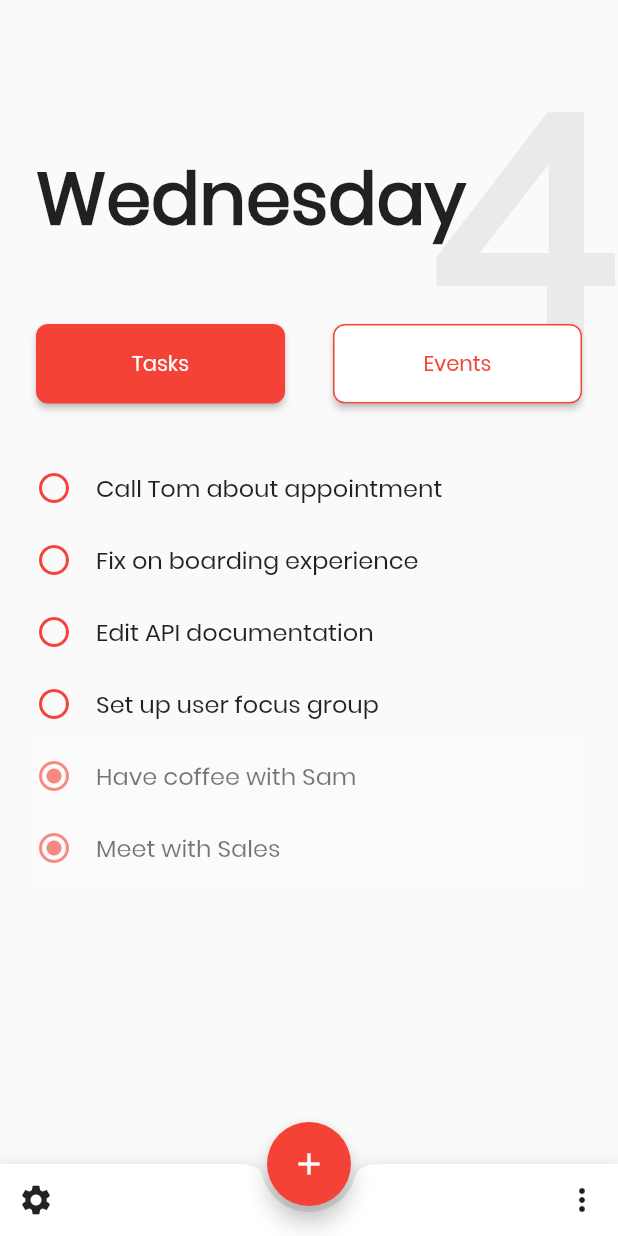
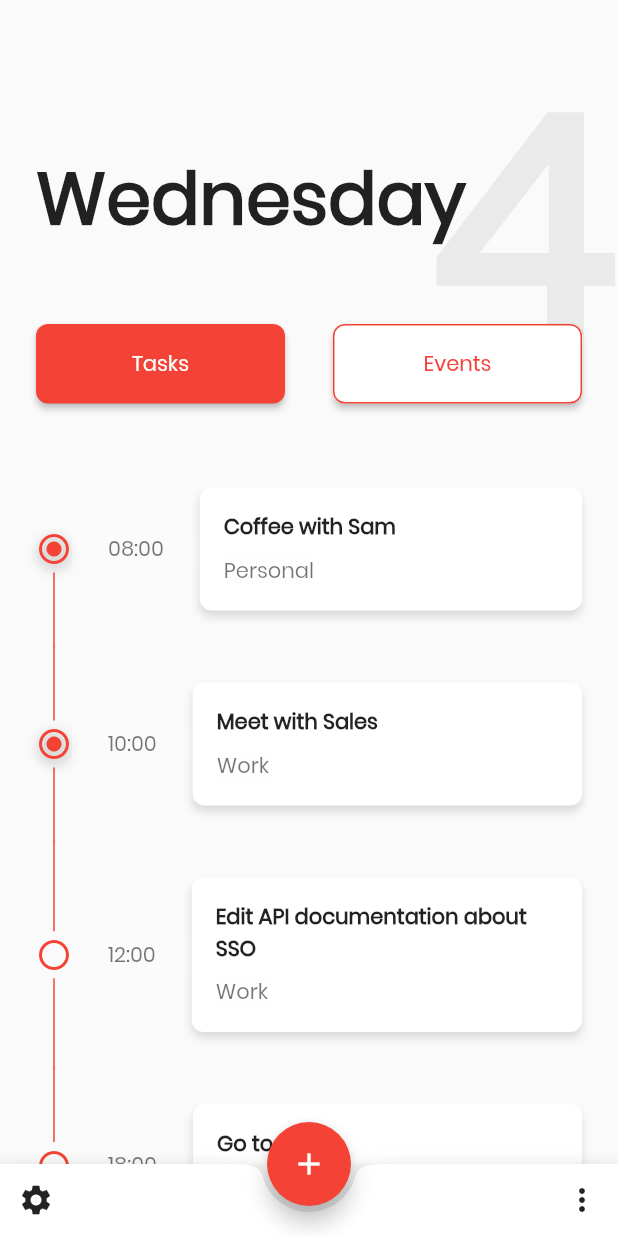
Before and after one commit to sidsbrmnn/todo_app, a Flutter app: the screen it shows after launch, on a phone screen of 412 x 824 dp. Run offline on Flutter 3.47's test engine with Material 2 defaults, Android fonts, the phone set to English and light mode, and no system bars.

Commit message:
Created events page layout #6

```diff
--- a/lib/main.dart
+++ b/lib/main.dart
@@ -1,4 +1,5 @@
 import 'package:flutter/material.dart';
+import 'package:todo_app/pages/events_page.dart';
 import 'package:todo_app/pages/tasks_page.dart';
 
 void main() => runApp(MyApp());
@@ -89,7 +90,7 @@ class _MyHomePageState extends State<MyHomePage> {
           child: _renderButtons(),
         ),
         Expanded(
-          child: TasksPage(),
+          child: EventsPage(),
         )
       ],
     );
--- /dev/null
+++ b/lib/pages/events_page.dart
@@ -0,0 +1,203 @@
+import 'package:flutter/material.dart';
+
+class Event {
+  final String time;
+  final String task;
+  final String category;
+  final bool isComplete;
+
+  Event({this.category, this.time, this.task, this.isComplete});
+}
+
+final List<Event> _eventList = [
+  new Event(
+    time: '08:00',
+    task: 'Coffee with Sam',
+    category: 'Personal',
+    isComplete: true,
+  ),
+  new Event(
+    time: '10:00',
+    task: 'Meet with Sales',
+    category: 'Work',
+    isComplete: true,
+  ),
+  new Event(
+    time: '12:00',
+    task: 'Edit API documentation about SSO',
+    category: 'Work',
+    isComplete: false,
+  ),
+  new Event(
+    time: '18:00',
+    task: 'Go to Gym',
+    category: 'Personal',
+    isComplete: false,
+  ),
+];
+
+class EventsPage extends StatefulWidget {
+  @override
+  _EventsPageState createState() => _EventsPageState();
+}
+
+class _EventsPageState extends State<EventsPage> {
+  @override
+  Widget build(BuildContext context) {
+    double iconSize = 24;
+
+    return ListView.builder(
+      padding: const EdgeInsets.symmetric(horizontal: 24.0, vertical: 8.0),
+      itemCount: _eventList.length,
+      itemBuilder: (BuildContext context, int index) {
+        return Padding(
+          padding: const EdgeInsets.symmetric(vertical: 12.0),
+          child: Row(
+            children: <Widget>[
+              Container(
+                decoration: IconDecoration(
+                  iconSize: iconSize,
+                  lineWidth: 1,
+                  isFirst: index == 0 ?? true,
+                  isLast: index == _eventList.length - 1 ?? true,
+                ),
+                child: Container(
+                  decoration: _eventList[index].isComplete
+                      ? BoxDecoration(
+                          borderRadius: BorderRadius.all(Radius.circular(50)),
+                          boxShadow: [
+                            BoxShadow(
+                              offset: Offset(0, 3),
+                              color: Color(0x20000000),
+                              blurRadius: 5,
+                            )
+                          ],
+                        )
+                      : null,
+                  child: Icon(
+                    _eventList[index].isComplete
+                        ? Icons.radio_button_checked
+                        : Icons.radio_button_unchecked,
+                    size: iconSize,
+                    color: Theme.of(context).accentColor,
+                  ),
+                ),
+              ),
+              Container(
+                foregroundDecoration: BoxDecoration(color: Color(0x60FDFDFD)),
+                child: Padding(
+                  padding: const EdgeInsets.symmetric(horizontal: 24.0),
+                  child: Text(_eventList[index].time),
+                ),
+              ),
+              Expanded(
+                child: Padding(
+                  padding: const EdgeInsets.symmetric(vertical: 12.0),
+                  child: Container(
+                    padding: const EdgeInsets.all(16.0),
+                    decoration: BoxDecoration(
+                      color: Colors.white,
+                      borderRadius: BorderRadius.all(Radius.circular(8)),
+                      boxShadow: [
+                        BoxShadow(
+                          color: Color(0x20000000),
+                          blurRadius: 4,
+                          offset: Offset(0, 4),
+                        )
+                      ],
+                    ),
+                    child: Column(
+                      crossAxisAlignment: CrossAxisAlignment.start,
+                      children: <Widget>[
+                        Text(
+                          _eventList[index].task,
+                          style: TextStyle(
+                            fontWeight: FontWeight.bold,
+                          ),
+                        ),
+                        SizedBox(
+                          height: 8,
+                        ),
+                        Container(
+                          foregroundDecoration:
+                              BoxDecoration(color: Color(0x60FDFDFD)),
+                          child: Text(_eventList[index].category),
+                        )
+                      ],
+                    ),
+                  ),
+                ),
+              )
+            ],
+          ),
+        );
+      },
+    );
+  }
+}
+
+class IconDecoration extends Decoration {
+  final double iconSize;
+  final double lineWidth;
+  final bool isFirst;
+  final bool isLast;
+
+  IconDecoration({
+    @required double iconSize,
+    @required double lineWidth,
+    @required bool isFirst,
+    @required bool isLast,
+  })  : this.iconSize = iconSize,
+        this.lineWidth = lineWidth,
+        this.isFirst = isFirst,
+        this.isLast = isLast;
+
+  @override
+  BoxPainter createBoxPainter([onChanged]) {
+    return IconLine(
+        iconSize: iconSize,
+        lineWidth: lineWidth,
+        isFirst: isFirst,
+        isLast: isLast);
+  }
+}
+
+class IconLine extends BoxPainter {
+  final double iconSize;
+  final bool isFirst;
+  final bool isLast;
+
+  final Paint paintLine;
+
+  IconLine({
+    @required double iconSize,
+    @required double lineWidth,
+    @required bool isFirst,
+    @required bool isLast,
+  })  : this.iconSize = iconSize,
+        this.isFirst = isFirst,
+        this.isLast = isLast,
+        paintLine = Paint()
+          ..color = Colors.red
+          ..strokeCap = StrokeCap.round
+          ..strokeWidth = lineWidth
+          ..style = PaintingStyle.stroke;
+
+  @override
+  void paint(Canvas canvas, Offset offset, ImageConfiguration configuration) {
+    final leftOffset = Offset(iconSize / 2, offset.dy);
+    final double iconSpace = iconSize / 1.5;
+
+    final Offset top = configuration.size.topLeft(Offset(leftOffset.dx, 0.0));
+    final Offset centerTop = configuration.size
+        .centerLeft(Offset(leftOffset.dx, leftOffset.dy - iconSpace));
+
+    final Offset centerBottom = configuration.size
+        .centerLeft(Offset(leftOffset.dx, leftOffset.dy + iconSpace));
+    final Offset end =
+        configuration.size.bottomLeft(Offset(leftOffset.dx, leftOffset.dy * 2));
+
+    if (!isFirst) canvas.drawLine(top, centerTop, paintLine);
+    if (!isLast) canvas.drawLine(centerBottom, end, paintLine);
+  }
+}
```
